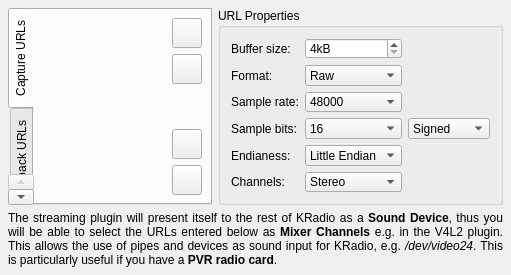
This is plugins/streaming/streaming-configuration-ui.ui in pbek/kradio as Qt 5 draws it before an edit. The edited form follows.
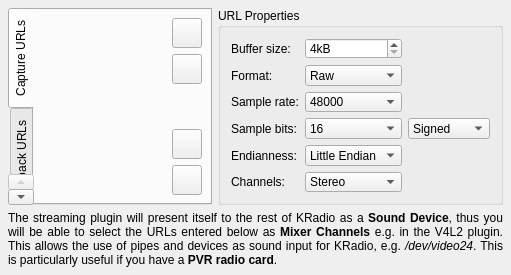
This is the edited form. Custom widgets are drawn as their Qt base class.

Commit message:
typo fix: endianess -> endianness
mass-replace it in variables, arguments, and messages

Patch:
```diff
--- a/plugins/streaming/streaming-configuration-ui.ui
+++ b/plugins/streaming/streaming-configuration-ui.ui
@@ -78,7 +78,7 @@
       <item row="4" column="0">
        <widget class="QLabel" name="lableEndianess">
         <property name="text">
-         <string>Endianess:</string>
+         <string>Endianness:</string>
         </property>
         <property name="wordWrap">
          <bool>false</bool>
```
Left out of the diff: 6 changed lines with no effect on the pictures. The commit also changes 10 other files.
